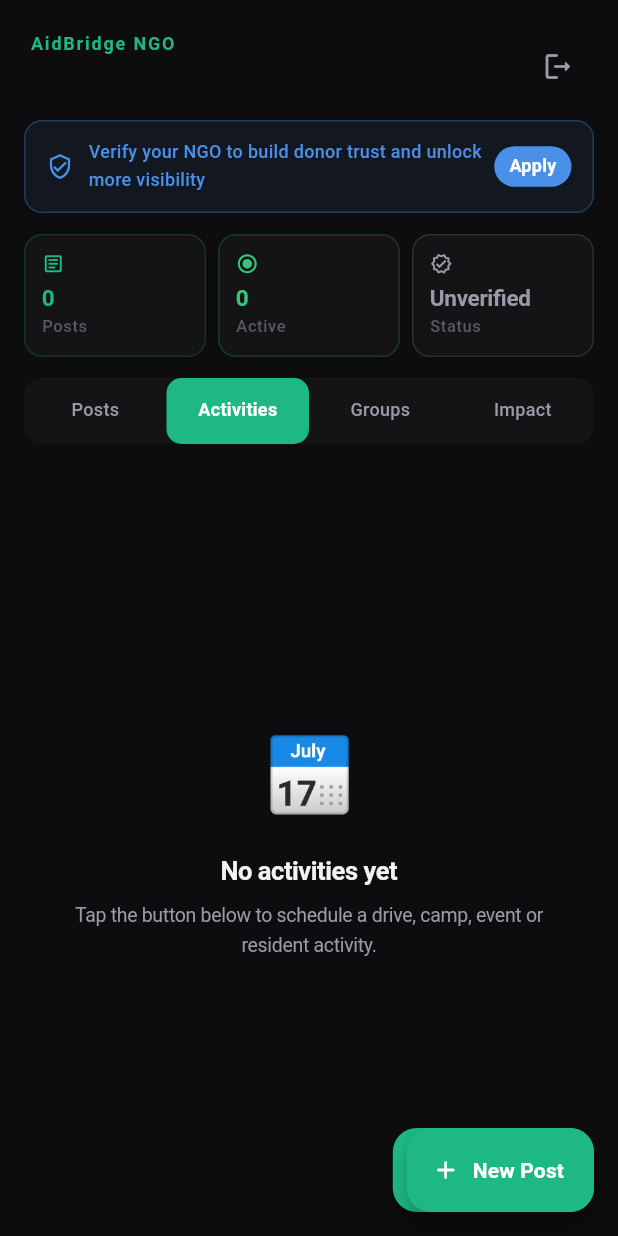
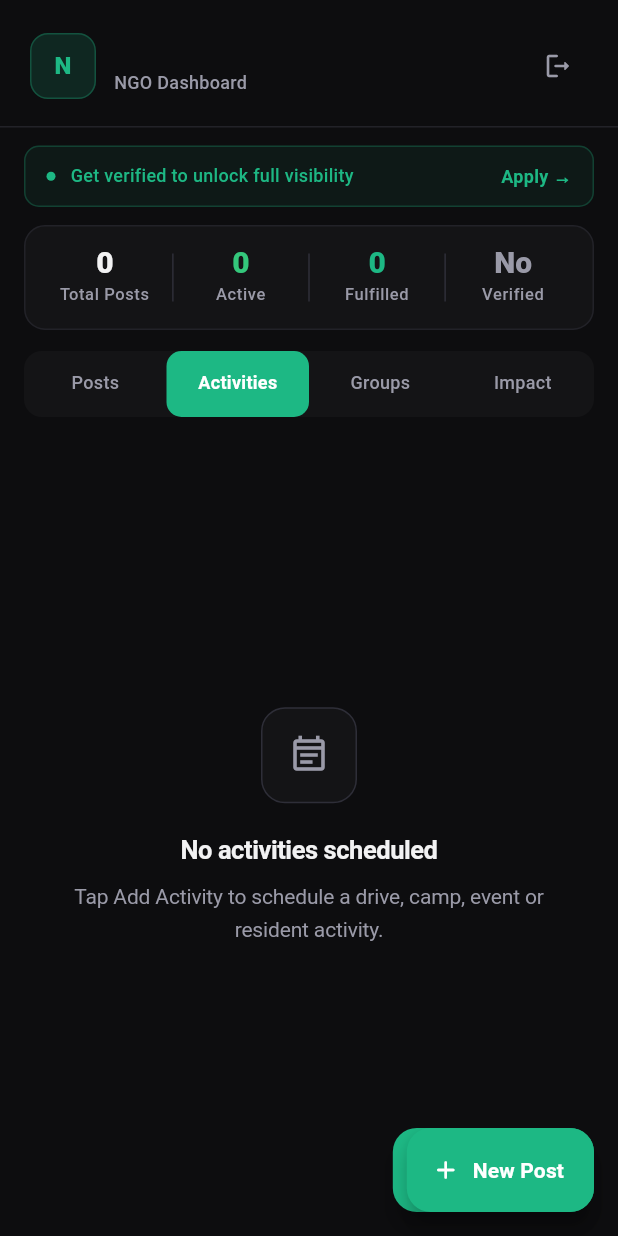
Before and after one commit to purvimadhukar/ngo_app, a Flutter app: the NgoDashboard screen opened directly, tab 2 chosen, after a tap on the "logout" icon, on a phone screen of 412 x 824 dp. Run offline on Flutter 3.47's test engine with Material 3 defaults, Android fonts, the phone set to English and light mode, and no system bars; our stand-ins replace cloud_firestore, firebase_auth, firebase_core, firebase_storage, gap, image_picker and 1 more; accounts and stored records are empty; Roboto replaces fonts that are missing (SF Pro Display).

Commit message:
fix+redesign: NGO dashboard posts query & professional UI
- Fix _MyPostsTab: remove orderBy (composite index bug) — sort client-side
- Professional header with initials avatar, org name, verified badge
- Stats row replaced with clean 4-column inline bar (Total/Active/Fulfilled/Verified)
- Verification banner: minimal left-dot indicator, no icon clutter
- All emoji decorators removed from empty states
- _EmptyState shared widget: icon in bordered box, clean typography
- Placeholder post banner: accent left-bar instead of centered icon
- Activities + Groups empty states use _EmptyState

Co-Authored-By: Claude Sonnet 4.6 <noreply@anthropic.com>

```diff
--- a/lib/features/ngo/ngo_dashboard.dart
+++ b/lib/features/ngo/ngo_dashboard.dart
@@ -119,10 +119,41 @@ class _NgoDashboardState extends State<NgoDashboard>
   }
 
   Widget _buildHeader() {
-    return Padding(
-      padding: const EdgeInsets.fromLTRB(20, 20, 16, 0),
+    // Derive initials from org name for avatar
+    final parts = _ngoName.split(' ').where((w) => w.isNotEmpty).toList();
+    final initials = parts.length >= 2
+        ? '${parts[0][0]}${parts[1][0]}'.toUpperCase()
+        : _ngoName.isNotEmpty
+            ? _ngoName[0].toUpperCase()
+            : 'N';
+
+    return Container(
+      padding: const EdgeInsets.fromLTRB(20, 20, 16, 16),
+      decoration: const BoxDecoration(
+        border: Border(bottom: BorderSide(color: AidColors.borderSubtle, width: 1)),
+      ),
       child: Row(
         children: [
+          // Avatar
+          Container(
+            width: 44, height: 44,
+            decoration: BoxDecoration(
+              color: AidColors.ngoAccent.withValues(alpha: 0.15),
+              borderRadius: BorderRadius.circular(12),
+              border: Border.all(color: AidColors.ngoAccent.withValues(alpha: 0.3)),
+            ),
+            child: Center(
+              child: Text(
+                initials,
+                style: TextStyle(
+                  color: AidColors.ngoAccent,
+                  fontWeight: FontWeight.w800,
+                  fontSize: 16,
+                ),
+              ),
+            ),
+          ),
+          const Gap(12),
           Expanded(
             child: Column(
               crossAxisAlignment: CrossAxisAlignment.start,
@@ -130,47 +161,26 @@ class _NgoDashboardState extends State<NgoDashboard>
                 Row(
                   children: [
                     Text(
-                      'AidBridge NGO',
-                      style: AidTextStyles.caption.copyWith(
-                        color: AidColors.ngoAccent,
-                        fontWeight: FontWeight.w700,
-                        letterSpacing: 1.2,
-                      ),
+                      _ngoName,
+                      style: AidTextStyles.headingMd.copyWith(fontSize: 17),
                     ),
                     if (_ngoVerified) ...[
                       const Gap(6),
-                      Container(
-                        padding: const EdgeInsets.symmetric(horizontal: 8, vertical: 2),
-                        decoration: BoxDecoration(
-                          color: AidColors.ngoAccent.withValues(alpha: 0.15),
-                          borderRadius: BorderRadius.circular(99),
-                        ),
-                        child: Row(
-                          mainAxisSize: MainAxisSize.min,
-                          children: [
-                            const Icon(Icons.verified_rounded, size: 10, color: AidColors.ngoAccent),
-                            const Gap(3),
-                            Text(
-                              'VERIFIED',
-                              style: AidTextStyles.labelSm.copyWith(
-                                color: AidColors.ngoAccent,
-                                fontSize: 9,
-                                fontWeight: FontWeight.w800,
-                              ),
-                            ),
-                          ],
-                        ),
-                      ),
+                      const Icon(Icons.verified_rounded, size: 15, color: AidColors.ngoAccent),
                     ],
                   ],
                 ),
-                Text(_ngoName, style: AidTextStyles.heading.copyWith(fontSize: 22)),
+                Text(
+                  'NGO Dashboard',
+                  style: AidTextStyles.labelMd.copyWith(color: AidColors.textMuted),
+                ),
               ],
             ),
           ),
           IconButton(
-            icon: const Icon(Icons.logout_rounded, color: AidColors.textMuted, size: 22),
+            icon: const Icon(Icons.logout_rounded, color: AidColors.textMuted, size: 20),
             onPressed: () => AuthService.instance.signOut(),
+            tooltip: 'Sign out',
           ),
         ],
       ),
@@ -180,41 +190,41 @@ class _NgoDashboardState extends State<NgoDashboard>
   Widget _buildVerificationBanner(BuildContext context) {
     final isPending = _verificationStatus == 'pending';
     final isRejected = _verificationStatus == 'rejected';
-    final color = isPending ? AidColors.warning : isRejected ? AidColors.error : AidColors.info;
-    final icon = isPending ? Icons.hourglass_top_rounded : isRejected ? Icons.cancel_rounded : Icons.verified_user_outlined;
+    final color = isPending ? AidColors.warning : isRejected ? AidColors.error : AidColors.ngoAccent;
     final msg = isPending
-        ? 'Verification under review — we\'ll notify you when approved'
+        ? 'Verification under review'
         : isRejected
-            ? 'Verification rejected. Tap to re-submit with correct documents'
-            : 'Verify your NGO to build donor trust and unlock more visibility';
+            ? 'Verification rejected — tap to resubmit'
+            : 'Get verified to unlock full visibility';
 
     return GestureDetector(
-      onTap: () => Navigator.push(
+      onTap: isPending ? null : () => Navigator.push(
         context,
         MaterialPageRoute(builder: (_) => const NgoVerificationScreen()),
       ).then((_) => _loadProfile()),
       child: Container(
         margin: const EdgeInsets.fromLTRB(16, 12, 16, 0),
-        padding: const EdgeInsets.symmetric(horizontal: 14, vertical: 11),
+        padding: const EdgeInsets.symmetric(horizontal: 14, vertical: 10),
         decoration: BoxDecoration(
-          color: color.withValues(alpha: 0.08),
-          borderRadius: BorderRadius.circular(12),
-          border: Border.all(color: color.withValues(alpha: 0.3)),
+          color: color.withValues(alpha: 0.07),
+          borderRadius: BorderRadius.circular(10),
+          border: Border.all(color: color.withValues(alpha: 0.25)),
         ),
         child: Row(
           children: [
-            Icon(icon, color: color, size: 18),
+            Container(
+              width: 6, height: 6,
+              decoration: BoxDecoration(color: color, shape: BoxShape.circle),
+            ),
             const Gap(10),
-            Expanded(child: Text(msg, style: AidTextStyles.caption.copyWith(color: color))),
+            Expanded(
+              child: Text(msg, style: AidTextStyles.labelMd.copyWith(color: color)),
+            ),
             if (!isPending) ...[
               const Gap(8),
-              Container(
-                padding: const EdgeInsets.symmetric(horizontal: 10, vertical: 4),
-                decoration: BoxDecoration(color: color, borderRadius: BorderRadius.circular(99)),
-                child: Text(
-                  isRejected ? 'Re-apply' : 'Apply',
-                  style: AidTextStyles.caption.copyWith(color: Colors.white, fontWeight: FontWeight.w700),
-                ),
+              Text(
+                isRejected ? 'Resubmit →' : 'Apply →',
+                style: AidTextStyles.labelMd.copyWith(color: color, fontWeight: FontWeight.w700),
               ),
             ],
           ],
@@ -225,31 +235,50 @@ class _NgoDashboardState extends State<NgoDashboard>
 
   Widget _buildStats(String uid) {
     return StreamBuilder<QuerySnapshot>(
-      stream: FirebaseFirestore.instance.collection('posts').where('ngoId', isEqualTo: uid).snapshots(),
+      stream: FirebaseFirestore.instance
+          .collection('posts')
+          .where('ngoId', isEqualTo: uid)
+          .snapshots(),
       builder: (context, snap) {
         final docs = snap.data?.docs ?? [];
-        final total = docs.length;
+        final total  = docs.length;
         final active = docs.where((d) => (d.data() as Map)['status'] == 'active').length;
+        final fulfilled = docs.where((d) => (d.data() as Map)['status'] == 'fulfilled').length;
+
         return Padding(
-          padding: const EdgeInsets.fromLTRB(16, 14, 16, 0),
-          child: Row(
-            children: [
-              _StatChip(label: 'Posts', value: '$total', icon: Icons.article_outlined, color: AidColors.ngoAccent),
-              const Gap(8),
-              _StatChip(label: 'Active', value: '$active', icon: Icons.radio_button_checked, color: AidColors.success),
-              const Gap(8),
-              _StatChip(
-                label: 'Status',
-                value: _ngoVerified ? 'Verified' : 'Unverified',
-                icon: Icons.verified_outlined,
-                color: _ngoVerified ? AidColors.ngoAccent : AidColors.textMuted,
-              ),
-            ],
+          padding: const EdgeInsets.fromLTRB(16, 12, 16, 0),
+          child: Container(
+            padding: const EdgeInsets.symmetric(vertical: 14, horizontal: 20),
+            decoration: BoxDecoration(
+              color: AidColors.surface,
+              borderRadius: BorderRadius.circular(14),
+              border: Border.all(color: AidColors.borderSubtle),
+            ),
+            child: Row(
+              children: [
+                _QuickStat(value: '$total',     label: 'Total Posts'),
+                _vDivider(),
+                _QuickStat(value: '$active',    label: 'Active',    color: AidColors.success),
+                _vDivider(),
+                _QuickStat(value: '$fulfilled', label: 'Fulfilled', color: AidColors.ngoAccent),
+                _vDivider(),
+                _QuickStat(
+                  value: _ngoVerified ? 'Yes' : 'No',
+                  label: 'Verified',
+                  color: _ngoVerified ? AidColors.ngoAccent : AidColors.textMuted,
+                ),
+              ],
+            ),
           ),
         );
       },
     );
   }
+
+  Widget _vDivider() => Container(
+    width: 1, height: 32, margin: const EdgeInsets.symmetric(horizontal: 12),
+    color: AidColors.borderDefault,
+  );
 
   Widget _buildTabBar() {
     return Padding(
@@ -281,18 +310,25 @@ class _MyPostsTab extends StatelessWidget {
 
   @override
   Widget build(BuildContext context) {
+    // No orderBy — avoids composite index requirement; sort client-side
     return StreamBuilder<QuerySnapshot>(
       stream: FirebaseFirestore.instance
           .collection('posts')
           .where('ngoId', isEqualTo: uid)
-          .orderBy('createdAt', descending: true)
           .snapshots(),
       builder: (context, snap) {
         if (snap.connectionState == ConnectionState.waiting) {
-          return const Center(child: CircularProgressIndicator(color: AidColors.ngoAccent));
+          return const Center(child: CircularProgressIndicator(color: AidColors.ngoAccent, strokeWidth: 2));
         }
-        final docs = snap.data?.docs ?? [];
-        if (docs.isEmpty) return _EmptyPosts();
+        final rawDocs = snap.data?.docs ?? [];
+        // Sort by createdAt descending, client-side
+        final docs = [...rawDocs]..sort((a, b) {
+            final aTs = (a.data() as Map)['createdAt'] as Timestamp?;
+            final bTs = (b.data() as Map)['createdAt'] as Timestamp?;
+            if (aTs == null || bTs == null) return 0;
+            return bTs.compareTo(aTs);
+          });
+        if (docs.isEmpty) return const _EmptyState(icon: Icons.article_outlined, title: 'No posts yet', sub: 'Tap + New Post to create your first donation drive or volunteer event.');
         return ListView.separated(
           padding: const EdgeInsets.fromLTRB(16, 16, 16, 100),
           itemCount: docs.length,
@@ -300,38 +336,6 @@ class _MyPostsTab extends StatelessWidget {
           itemBuilder: (_, i) => _NgoPostCard(post: NgoPost.fromFirestore(docs[i])),
         );
       },
-    );
-  }
-}
-
-class _EmptyPosts extends StatelessWidget {
-  @override
-  Widget build(BuildContext context) {
-    return Center(
-      child: Padding(
-        padding: const EdgeInsets.all(40),
-        child: Column(
-          mainAxisSize: MainAxisSize.min,
-          children: [
-            Container(
-              width: 80, height: 80,
-              decoration: BoxDecoration(
-                color: AidColors.ngoAccent.withValues(alpha: 0.1),
-                shape: BoxShape.circle,
-              ),
-              child: const Icon(Icons.post_add_rounded, size: 40, color: AidColors.ngoAccent),
-            ),
-            const Gap(20),
-            Text('No posts yet', style: AidTextStyles.headingMd),
-            const Gap(8),
-            Text(
-              'Tap + New Post to create your first donation drive or volunteer event.',
-              style: AidTextStyles.bodyMd.copyWith(color: AidColors.textMuted),
-              textAlign: TextAlign.center,
-            ),
-          ],
-        ),
-      ),
     );
   }
 }
@@ -545,17 +549,32 @@ class _NgoPostCard extends StatelessWidget {
 
   Widget _placeholderBanner() {
     return Container(
-      height: 70,
+      height: 56,
       decoration: BoxDecoration(
-        color: _typeColor.withValues(alpha: 0.07),
+        color: _typeColor.withValues(alpha: 0.06),
         borderRadius: const BorderRadius.vertical(top: Radius.circular(16)),
       ),
-      child: Center(
-        child: Icon(
-          post.type == PostType.activity ? Icons.event_rounded : Icons.volunteer_activism_rounded,
-          color: _typeColor.withValues(alpha: 0.4),
-          size: 30,
-        ),
+      child: Row(
+        children: [
+          Container(
+            width: 4,
+            height: double.infinity,
+            decoration: BoxDecoration(
+              color: _typeColor,
+              borderRadius: const BorderRadius.only(topLeft: Radius.circular(16)),
+            ),
+          ),
+          const Gap(14),
+          Text(
+            _typeLabel.toUpperCase(),
+            style: TextStyle(
+              color: _typeColor,
+              fontSize: 10,
+              fontWeight: FontWeight.w800,
+              letterSpacing: 1.2,
+            ),
+          ),
+        ],
       ),
     );
   }
@@ -966,24 +985,10 @@ class _ImpactGroupsTabState extends State<_ImpactGroupsTab> {
           builder: (context, snap) {
             final docs = snap.data?.docs ?? [];
             if (docs.isEmpty) {
-              return Center(
-                child: Padding(
-                  padding: const EdgeInsets.all(40),
-                  child: Column(
-                    mainAxisSize: MainAxisSize.min,
-                    children: [
-                      const Text('👥', style: TextStyle(fontSize: 48)),
-                      const Gap(16),
-                      Text('No impact groups yet', style: AidTextStyles.headingMd, textAlign: TextAlign.center),
-                      const Gap(8),
-                      Text(
-                        'Create consent-based group profiles for children, elderly, or women to help donors connect emotionally.',
-                        style: AidTextStyles.bodySm,
-                        textAlign: TextAlign.center,
-                      ),
-                    ],
-                  ),
-                ),
+              return const _EmptyState(
+                icon: Icons.people_outline_rounded,
+                title: 'No beneficiary groups yet',
+                sub: 'Create consent-based group profiles for children, elderly, or women to connect donors emotionally.',
               );
             }
             return ListView.separated(
@@ -1207,24 +1212,10 @@ class _ActivitiesTabState extends State<_ActivitiesTab> {
             }
             final docs = snap.data?.docs ?? [];
             if (docs.isEmpty) {
-              return Center(
-                child: Padding(
-                  padding: const EdgeInsets.all(40),
-                  child: Column(
-                    mainAxisSize: MainAxisSize.min,
-                    children: [
-                      const Text('📅', style: TextStyle(fontSize: 48)),
-                      const Gap(16),
-                      Text('No activities yet', style: AidTextStyles.headingMd),
-                      const Gap(8),
-                      Text(
-                        'Tap the button below to schedule a drive, camp, event or resident activity.',
-                        style: AidTextStyles.bodySm,
-                        textAlign: TextAlign.center,
-                      ),
-                    ],
-                  ),
-                ),
+              return const _EmptyState(
+                icon: Icons.event_note_outlined,
+                title: 'No activities scheduled',
+                sub: 'Tap Add Activity to schedule a drive, camp, event or resident activity.',
               );
             }
             return ListView.separated(
@@ -1789,34 +1780,59 @@ class _ImpactTabState extends State<_ImpactTab> {
   }
 }
 
+// ─── Shared Empty State ───────────────────────────────────────────────────────
+
+class _EmptyState extends StatelessWidget {
+  final IconData icon;
+  final String title;
+  final String sub;
+  const _EmptyState({required this.icon, required this.title, required this.sub});
+
+  @override
+  Widget build(BuildContext context) {
+    return Center(
+      child: Padding(
+        padding: const EdgeInsets.symmetric(horizontal: 48, vertical: 40),
+        child: Column(
+          mainAxisSize: MainAxisSize.min,
+          children: [
+            Container(
+              width: 64, height: 64,
+              decoration: BoxDecoration(
+                color: AidColors.surface,
+                borderRadius: BorderRadius.circular(16),
+                border: Border.all(color: AidColors.borderDefault),
+              ),
+              child: Icon(icon, size: 28, color: AidColors.textMuted),
+            ),
+            const Gap(20),
+            Text(title, style: AidTextStyles.headingMd, textAlign: TextAlign.center),
+            const Gap(8),
+            Text(sub, style: AidTextStyles.bodyMd.copyWith(color: AidColors.textMuted), textAlign: TextAlign.center),
+          ],
+        ),
+      ),
+    );
+  }
+}
+
 // ─── Shared widgets ───────────────────────────────────────────────────────────
 
-class _StatChip extends StatelessWidget {
-  final String label, value;
-  final IconData icon;
+class _QuickStat extends StatelessWidget {
+  final String value, label;
   final Color color;
-  const _StatChip({required this.label, required this.value, required this.icon, required this.color});
+  const _QuickStat({required this.value, required this.label, this.color = AidColors.textPrimary});
 
   @override
   Widget build(BuildContext context) => Expanded(
-        child: Container(
-          padding: const EdgeInsets.symmetric(vertical: 11, horizontal: 11),
-          decoration: BoxDecoration(
-            color: AidColors.surface,
-            borderRadius: BorderRadius.circular(12),
-            border: Border.all(color: color.withValues(alpha: 0.2)),
-          ),
-          child: Column(
-            crossAxisAlignment: CrossAxisAlignment.start,
-            children: [
-              Icon(icon, size: 15, color: color),
-              const Gap(5),
-              Text(value, style: AidTextStyles.headingSm.copyWith(color: color)),
-              Text(label, style: AidTextStyles.labelSm),
-            ],
-          ),
-        ),
-      );
+    child: Column(
+      children: [
+        Text(value, style: TextStyle(color: color, fontSize: 20, fontWeight: FontWeight.w800, height: 1)),
+        const Gap(3),
+        Text(label, style: AidTextStyles.labelSm.copyWith(color: AidColors.textMuted), textAlign: TextAlign.center),
+      ],
+    ),
+  );
 }
 
 class _MiniStat extends StatelessWidget {
```
